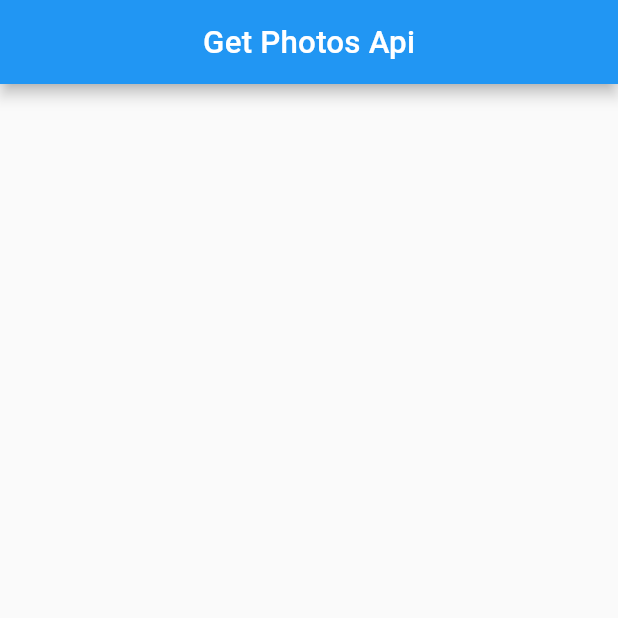
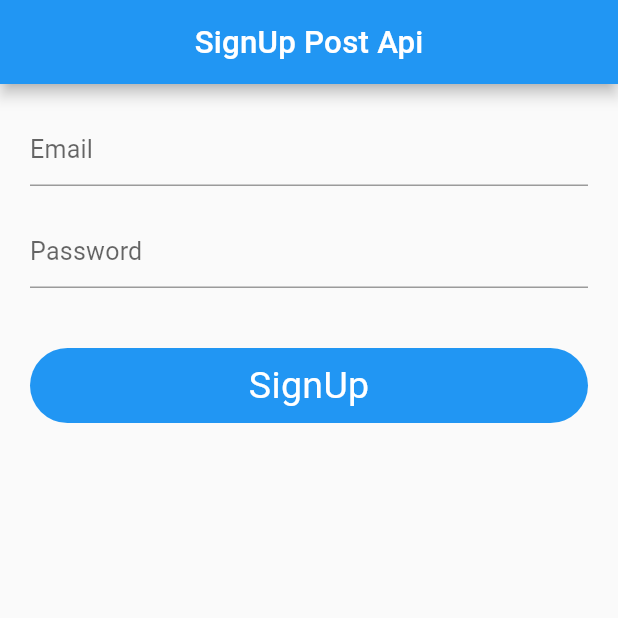
Before and after one commit to muneeb-shahid/Api-Integration-In-Flutter, a Flutter app: the screen it shows after launch, on a phone screen of 412 x 824 dp, the top half of it. Run offline on Flutter 3.47's test engine with Material 2 defaults, Android fonts, the phone set to English and light mode, and no system bars; our stand-ins replace flutter_screenutil, get.

Commit message:
third commit

```diff
--- /dev/null
+++ b/lib/controller/SignUpViewController/SignUpViewController.dart
@@ -0,0 +1,32 @@
+import 'package:flutter/material.dart';
+import 'package:get/get.dart';
+
+import 'package:http/http.dart' as http;
+
+class SignUpViewController extends GetxController {
+  GlobalKey<FormState> _formKey = GlobalKey<FormState>();
+  get formKey => _formKey;
+
+  final _emailController = TextEditingController();
+  get emailController => _emailController;
+
+  final _passwordController = TextEditingController();
+  get passwordController => _passwordController;
+
+  login(String email, String password) async {
+    try {
+      var response = await http
+          .post(Uri.parse("https://reqres.in/api/register"), body: {
+        "email": _emailController.text,
+        "password": _passwordController.text
+      });
+      if (response.statusCode == 200) {
+        print("Account created successfully");
+      } else {
+        print("Failed");
+      }
+    } catch (e) {
+      print(e.toString());
+    }
+  }
+}
--- a/lib/main.dart
+++ b/lib/main.dart
@@ -2,6 +2,7 @@ import 'dart:io';
 
 import 'package:api_integration/view/HomeView/home_view.dart';
 import 'package:api_integration/view/PhotosView/PhotosView.dart';
+import 'package:api_integration/view/SignUpView/SignUpView.dart';
 import 'package:flutter/material.dart';
 import 'package:flutter_screenutil/flutter_screenutil.dart';
 import 'package:get/get.dart';
@@ -34,7 +35,7 @@ class MyApp extends StatelessWidget {
           theme: ThemeData(
             textTheme: Typography.englishLike2018.apply(fontSizeFactor: 1.sp),
           ),
-          home: PhotosView(),
+          home: SignUpView(),
         );
       },
     );
--- /dev/null
+++ b/lib/view/SignUpView/SignUpView.dart
@@ -0,0 +1,71 @@
+import 'package:api_integration/controller/SignUpViewController/SignUpViewController.dart';
+import 'package:flutter/material.dart';
+import 'package:get/get.dart';
+
+class SignUpView extends StatelessWidget {
+  const SignUpView({super.key});
+
+  @override
+  Widget build(BuildContext context) {
+    SignUpViewController signUpViewController = Get.put(SignUpViewController());
+    return Scaffold(
+        appBar: AppBar(
+          title: Text("SignUp Post Api"),
+          centerTitle: true,
+        ),
+        body: SingleChildScrollView(
+            child: Form(
+          key: signUpViewController.formKey,
+          child: Padding(
+            padding: const EdgeInsets.all(20.0),
+            child: Column(
+              mainAxisAlignment: MainAxisAlignment.center,
+              crossAxisAlignment: CrossAxisAlignment.center,
+              children: [
+                TextFormField(
+                  style: TextStyle(color: Colors.black),
+                  controller: signUpViewController.emailController,
+                  decoration: InputDecoration(hintText: "Email"),
+                ),
+                const SizedBox(
+                  height: 20,
+                ),
+                TextFormField(
+                  style: TextStyle(color: Colors.black),
+
+                  controller: signUpViewController.passwordController,
+                  decoration: InputDecoration(hintText: "Password"),
+                ),
+                const SizedBox(
+                  height: 40,
+                ),
+                GestureDetector(
+                  onTap: () {
+                    signUpViewController.login(
+                        signUpViewController.emailController.text,
+                        signUpViewController.passwordController.text
+                            );
+                  },
+                  child: Container(
+                    height: 50,
+                    width: double.infinity,
+                    decoration: BoxDecoration(
+                        color: Colors.blue,
+                        borderRadius: BorderRadius.circular(30)),
+                    child: const Center(
+                      child: Text(
+                        "SignUp",
+                        style: TextStyle(
+                          color: Colors.white,
+                          fontSize: 25,
+                        ),
+                      ),
+                    ),
+                  ),
+                )
+              ],
+            ),
+          ),
+        )));
+  }
+}
```
